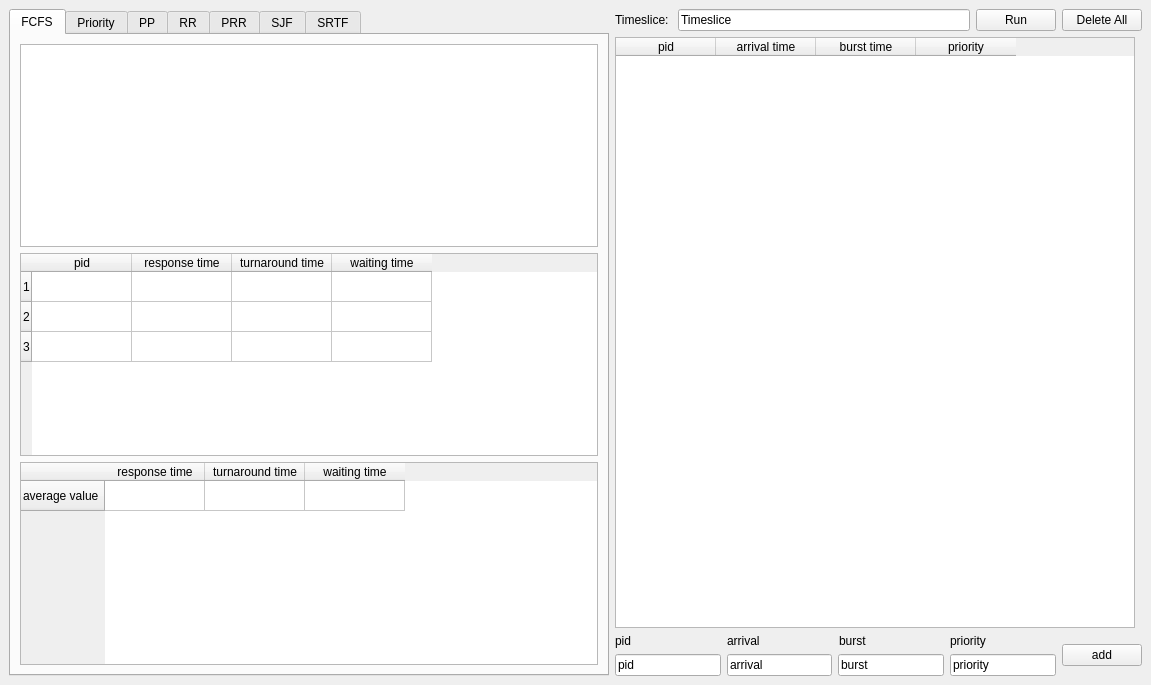
Before: the Qt Designer form mainwindow.ui in jseop-lim/cpu-scheduling-simulator-python, drawn with Qt 5.
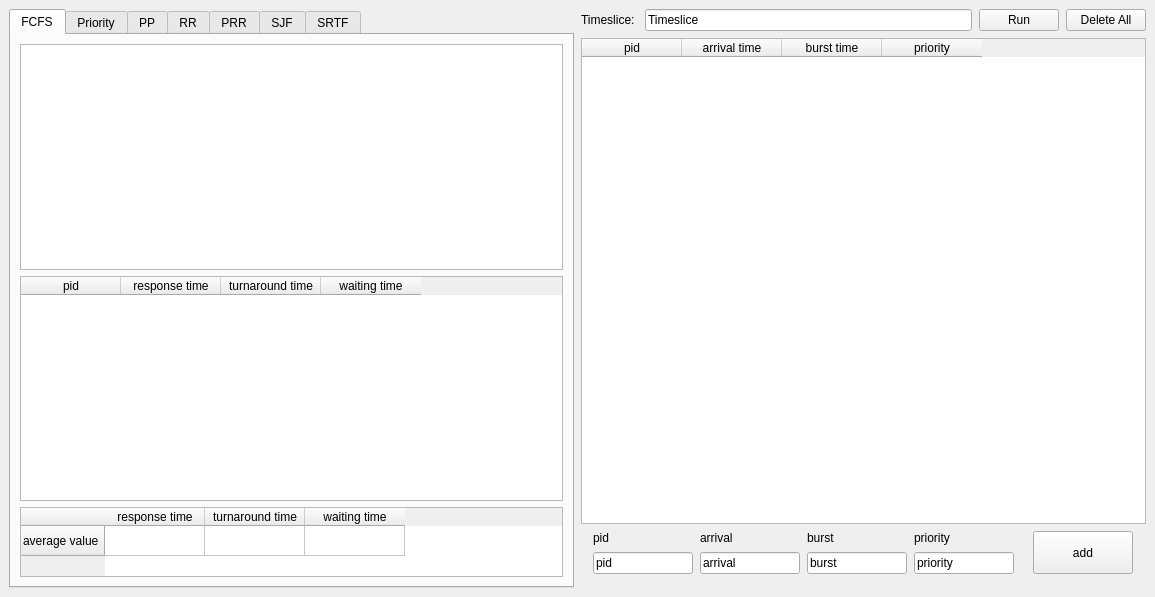
After: the same form once the commit is applied. The open tabs and pages were chosen to show the change.

Commit message: Feat: UI 파일 수정

What changed in the file:
```diff
--- a/mainwindow.ui
+++ b/mainwindow.ui
@@ -6,26 +6,41 @@
    <rect>
     <x>0</x>
     <y>0</y>
-    <width>1151</width>
-    <height>685</height>
+    <width>1155</width>
+    <height>597</height>
    </rect>
   </property>
+  <property name="sizePolicy">
+   <sizepolicy hsizetype="Preferred" vsizetype="Preferred">
+    <horstretch>0</horstretch>
+    <verstretch>0</verstretch>
+   </sizepolicy>
+  </property>
   <property name="windowTitle">
    <string>MainWindow</string>
   </property>
   <widget class="QWidget" name="widget">
-   <layout class="QHBoxLayout" name="horizontalLayout_3">
+   <property name="sizePolicy">
+    <sizepolicy hsizetype="Preferred" vsizetype="Preferred">
+     <horstretch>0</horstretch>
+     <verstretch>0</verstretch>
+    </sizepolicy>
+   </property>
+   <layout class="QHBoxLayout" name="horizontalLayout_3" stretch="0,0">
+    <property name="spacing">
+     <number>7</number>
+    </property>
     <item>
      <widget class="QTabWidget" name="lefthalf">
       <property name="sizePolicy">
-       <sizepolicy hsizetype="Expanding" vsizetype="Preferred">
+       <sizepolicy hsizetype="Expanding" vsizetype="Expanding">
         <horstretch>0</horstretch>
         <verstretch>0</verstretch>
        </sizepolicy>
       </property>
       <property name="minimumSize">
        <size>
-        <width>600</width>
+        <width>520</width>
         <height>0</height>
        </size>
       </property>
@@ -45,21 +60,6 @@
         </item>
         <item>
          <widget class="QTableWidget" name="results_fcfs">
-          <row>
-           <property name="text">
-            <string>1</string>
-           </property>
-          </row>
-          <row>
-           <property name="text">
-            <string>2</string>
-           </property>
-          </row>
-          <row>
-           <property name="text">
-            <string>3</string>
-           </property>
-          </row>
           <column>
            <property name="text">
             <string>pid</string>
@@ -84,6 +84,12 @@
         </item>
         <item>
          <widget class="QTableWidget" name="avg_fcfs">
+          <property name="maximumSize">
+           <size>
+            <width>16777215</width>
+            <height>70</height>
+           </size>
+          </property>
           <row>
            <property name="text">
             <string>average value</string>
@@ -338,8 +344,8 @@
        <attribute name="title">
         <string>PRR</string>
        </attribute>
-       <layout class="QVBoxLayout" name="verticalLayout_6">
-        <item>
+       <layout class="QGridLayout" name="gridLayout">
+        <item row="0" column="0">
          <widget class="QGraphicsView" name="gantt_pprr"/>
         </item>
         <item>
@@ -557,16 +563,34 @@
     </item>
     <item>
      <layout class="QVBoxLayout" name="righthalf">
+      <property name="spacing">
+       <number>7</number>
+      </property>
       <property name="sizeConstraint">
-       <enum>QLayout::SetMinimumSize</enum>
+       <enum>QLayout::SetMinAndMaxSize</enum>
+      </property>
+      <property name="bottomMargin">
+       <number>14</number>
       </property>
       <item>
        <layout class="QHBoxLayout" name="horizontalLayout">
         <property name="sizeConstraint">
-         <enum>QLayout::SetMinimumSize</enum>
+         <enum>QLayout::SetMaximumSize</enum>
         </property>
         <item>
          <widget class="QLabel" name="label_timeslice">
+          <property name="sizePolicy">
+           <sizepolicy hsizetype="Preferred" vsizetype="Preferred">
+            <horstretch>0</horstretch>
+            <verstretch>0</verstretch>
+           </sizepolicy>
+          </property>
+          <property name="maximumSize">
+           <size>
+            <width>16777215</width>
+            <height>16777215</height>
+           </size>
+          </property>
           <property name="text">
            <string>Timeslice: </string>
           </property>
@@ -575,11 +599,17 @@
         <item>
          <widget class="QLineEdit" name="lineEdit_timeslice">
           <property name="sizePolicy">
-           <sizepolicy hsizetype="MinimumExpanding" vsizetype="Fixed">
+           <sizepolicy hsizetype="Expanding" vsizetype="Fixed">
             <horstretch>0</horstretch>
             <verstretch>0</verstretch>
            </sizepolicy>
           </property>
+          <property name="maximumSize">
+           <size>
+            <width>16777215</width>
+            <height>16777215</height>
+           </size>
+          </property>
           <property name="text">
            <string>Timeslice</string>
           </property>
@@ -587,6 +617,18 @@
         </item>
         <item>
          <widget class="QPushButton" name="pushButton_run">
+          <property name="sizePolicy">
+           <sizepolicy hsizetype="Preferred" vsizetype="Fixed">
+            <horstretch>0</horstretch>
+            <verstretch>0</verstretch>
+           </sizepolicy>
+          </property>
+          <property name="maximumSize">
+           <size>
+            <width>16777215</width>
+            <height>16777215</height>
+           </size>
+          </property>
           <property name="text">
            <string>Run</string>
           </property>
@@ -594,6 +636,18 @@
         </item>
         <item>
          <widget class="QPushButton" name="pushButton_deleteall">
+          <property name="sizePolicy">
+           <sizepolicy hsizetype="Preferred" vsizetype="Fixed">
+            <horstretch>0</horstretch>
+            <verstretch>0</verstretch>
+           </sizepolicy>
+          </property>
+          <property name="maximumSize">
+           <size>
+            <width>16777215</width>
+            <height>16777215</height>
+           </size>
+          </property>
           <property name="text">
            <string>Delete All</string>
           </property>
@@ -602,22 +656,27 @@
        </layout>
       </item>
       <item>
+       <layout class="QVBoxLayout" name="verticalLayout_6">
+        <property name="sizeConstraint">
+         <enum>QLayout::SetDefaultConstraint</enum>
+        </property>
+        <item>
        <widget class="QTableWidget" name="tableWidget_processes">
         <property name="sizePolicy">
-         <sizepolicy hsizetype="Fixed" vsizetype="Expanding">
+           <sizepolicy hsizetype="Expanding" vsizetype="Expanding">
           <horstretch>0</horstretch>
           <verstretch>0</verstretch>
          </sizepolicy>
         </property>
         <property name="minimumSize">
          <size>
-          <width>520</width>
+            <width>522</width>
           <height>0</height>
          </size>
         </property>
         <property name="maximumSize">
          <size>
-          <width>520</width>
+            <width>16777215</width>
           <height>16777215</height>
          </size>
         </property>
@@ -643,10 +702,12 @@
         </column>
        </widget>
       </item>
+       </layout>
+      </item>
       <item>
        <layout class="QHBoxLayout" name="horizontalLayout_2">
         <property name="sizeConstraint">
-         <enum>QLayout::SetMinimumSize</enum>
+         <enum>QLayout::SetMaximumSize</enum>
         </property>
         <item>
          <layout class="QVBoxLayout" name="verticalLayout">
@@ -657,6 +718,18 @@
             </property>
             <item>
              <widget class="QLabel" name="label_pid">
+              <property name="sizePolicy">
+               <sizepolicy hsizetype="Minimum" vsizetype="Preferred">
+                <horstretch>0</horstretch>
+                <verstretch>0</verstretch>
+               </sizepolicy>
+              </property>
+              <property name="maximumSize">
+               <size>
+                <width>100</width>
+                <height>16777215</height>
+               </size>
+              </property>
               <property name="text">
                <string>pid</string>
               </property>
@@ -664,6 +737,18 @@
             </item>
             <item>
              <widget class="QLabel" name="label_arrival">
+              <property name="sizePolicy">
+               <sizepolicy hsizetype="Minimum" vsizetype="Preferred">
+                <horstretch>0</horstretch>
+                <verstretch>0</verstretch>
+               </sizepolicy>
+              </property>
+              <property name="maximumSize">
+               <size>
+                <width>100</width>
+                <height>16777215</height>
+               </size>
+              </property>
               <property name="text">
                <string>arrival</string>
               </property>
@@ -671,6 +756,18 @@
             </item>
             <item>
              <widget class="QLabel" name="label_burst">
+              <property name="sizePolicy">
+               <sizepolicy hsizetype="Minimum" vsizetype="Preferred">
+                <horstretch>0</horstretch>
+                <verstretch>0</verstretch>
+               </sizepolicy>
+              </property>
+              <property name="maximumSize">
+               <size>
+                <width>100</width>
+                <height>16777215</height>
+               </size>
+              </property>
               <property name="text">
                <string>burst</string>
               </property>
@@ -678,6 +775,18 @@
             </item>
             <item>
              <widget class="QLabel" name="label_priority">
+              <property name="sizePolicy">
+               <sizepolicy hsizetype="Minimum" vsizetype="Preferred">
+                <horstretch>0</horstretch>
+                <verstretch>0</verstretch>
+               </sizepolicy>
+              </property>
+              <property name="maximumSize">
+               <size>
+                <width>100</width>
+                <height>16777215</height>
+               </size>
+              </property>
               <property name="text">
                <string>priority</string>
               </property>
@@ -689,6 +798,18 @@
            <layout class="QHBoxLayout" name="layout_lineEdit">
             <item>
              <widget class="QLineEdit" name="lineEdit_pid">
+              <property name="sizePolicy">
+               <sizepolicy hsizetype="Maximum" vsizetype="Fixed">
+                <horstretch>0</horstretch>
+                <verstretch>0</verstretch>
+               </sizepolicy>
+              </property>
+              <property name="maximumSize">
+               <size>
+                <width>100</width>
+                <height>16777215</height>
+               </size>
+              </property>
               <property name="text">
                <string>pid</string>
               </property>
@@ -696,6 +817,18 @@
             </item>
             <item>
              <widget class="QLineEdit" name="lineEdit_arrival">
+              <property name="sizePolicy">
+               <sizepolicy hsizetype="Maximum" vsizetype="Fixed">
+                <horstretch>0</horstretch>
+                <verstretch>0</verstretch>
+               </sizepolicy>
+              </property>
+              <property name="maximumSize">
+               <size>
+                <width>100</width>
+                <height>16777215</height>
+               </size>
+              </property>
               <property name="text">
                <string>arrival</string>
               </property>
@@ -703,6 +836,18 @@
             </item>
             <item>
              <widget class="QLineEdit" name="lineEdit_burst">
+              <property name="sizePolicy">
+               <sizepolicy hsizetype="Maximum" vsizetype="Fixed">
+                <horstretch>0</horstretch>
+                <verstretch>0</verstretch>
+               </sizepolicy>
+              </property>
+              <property name="maximumSize">
+               <size>
+                <width>100</width>
+                <height>16777215</height>
+               </size>
+              </property>
               <property name="text">
                <string>burst</string>
               </property>
@@ -710,6 +855,18 @@
             </item>
             <item>
              <widget class="QLineEdit" name="lineEdit_priority">
+              <property name="sizePolicy">
+               <sizepolicy hsizetype="Maximum" vsizetype="Fixed">
+                <horstretch>0</horstretch>
+                <verstretch>0</verstretch>
+               </sizepolicy>
+              </property>
+              <property name="maximumSize">
+               <size>
+                <width>100</width>
+                <height>16777215</height>
+               </size>
+              </property>
               <property name="text">
                <string>priority</string>
               </property>
@@ -724,6 +881,21 @@
           <property name="enabled">
            <bool>true</bool>
           </property>
+          <property name="sizePolicy">
+           <sizepolicy hsizetype="Minimum" vsizetype="Minimum">
+            <horstretch>0</horstretch>
+            <verstretch>0</verstretch>
+           </sizepolicy>
+          </property>
+          <property name="maximumSize">
+           <size>
+            <width>100</width>
+            <height>16777215</height>
+           </size>
+          </property>
+          <property name="tabletTracking">
+           <bool>false</bool>
+          </property>
           <property name="text">
            <string>add</string>
           </property>
```
Left out of the diff: 55 changed lines with no effect on the pictures. Lines whose indentation alone changed are shown as unchanged.
